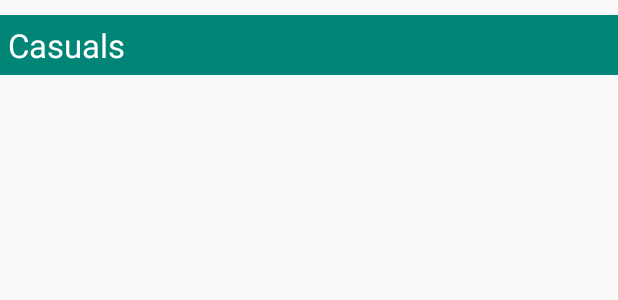
After one commit to Virajjage09/Heady_eCommerce_Test, an Android app: the layout row_layout_category_list.xml on its own in the app's theme, with its tools: preview values and no code run, on a phone screen of 412 x 824 dp. The commit adds this screen. Shown: the top 300 px of the screen. Run offline under Robolectric (Android 15) with nearby library versions, the phone set to English and light mode, and no system bars; network calls fail.

Commit message:
UI Creation

```diff
--- a/app/src/main/java/com/virajjage/ecommerceapp/models/CategoriesBean.kt
+++ b/app/src/main/java/com/virajjage/ecommerceapp/models/CategoriesBean.kt
@@ -3,5 +3,5 @@ package com.virajjage.ecommerceapp.models
 data class CategoriesBean(
     var id: Int? = null,
     var name: String? = null,
-    var products: ArrayList<ProductsBean> = ArrayList()
+    var products: List<ProductsBean> = ArrayList()
 )
--- a/app/src/main/java/com/virajjage/ecommerceapp/models/ProductsBean.kt
+++ b/app/src/main/java/com/virajjage/ecommerceapp/models/ProductsBean.kt
@@ -8,6 +8,6 @@ data class ProductsBean(
     var order_count : Long? = null,
     var view_count : Long? = null,
     var shares : Long? = null,
-    var variants : ArrayList<VariantsBean> =  ArrayList()
+    var variants : List<VariantsBean> =  ArrayList()
 
 )
--- a/app/src/main/java/com/virajjage/ecommerceapp/models/RankingBean.kt
+++ b/app/src/main/java/com/virajjage/ecommerceapp/models/RankingBean.kt
@@ -2,5 +2,5 @@ package com.virajjage.ecommerceapp.models
 
 data class RankingBean(
     var ranking: String? = null,
-    var products: ArrayList<ProductsBean> = ArrayList()
+    var products: List<ProductsBean> = ArrayList()
 )
--- a/app/src/main/java/com/virajjage/ecommerceapp/models/ResponseModel.kt
+++ b/app/src/main/java/com/virajjage/ecommerceapp/models/ResponseModel.kt
@@ -1,6 +1,6 @@
 package com.virajjage.ecommerceapp.models
 
 data class ResponseModel(
-    val categories : ArrayList<CategoriesBean> = ArrayList(),
-    val rankings : ArrayList<RankingBean> = ArrayList()
+    val categories : List<CategoriesBean> = ArrayList(),
+    val rankings : List<RankingBean> = ArrayList()
 )
--- /dev/null
+++ b/app/src/main/res/layout/row_layout_category_list.xml
@@ -0,0 +1,33 @@
+<?xml version="1.0" encoding="utf-8"?>
+<LinearLayout xmlns:android="http://schemas.android.com/apk/res/android"
+    android:layout_width="match_parent"
+    android:layout_height="wrap_content"
+    android:orientation="vertical">
+
+    <TextView
+        android:id="@+id/tvCategoryName"
+        android:layout_width="match_parent"
+        android:layout_height="wrap_content"
+        android:text="Casuals"
+        android:textSize="22dp"
+        android:padding="5dp"
+        android:layout_marginTop="10dp"
+        android:layout_marginBottom="10dp"
+        android:background="@color/colorPrimary"
+        android:textColor="@color/colorWhite"/>
+    <androidx.recyclerview.widget.RecyclerView
+        android:id="@+id/recCategoryList"
+        android:layout_width="match_parent"
+        android:layout_height="wrap_content"/>
+    <TextView
+        android:id="@+id/tvNotAvailable"
+        android:layout_width="match_parent"
+        android:layout_height="wrap_content"
+        android:textColor="@color/colorBlack"
+        android:textSize="20dp"
+        android:visibility="gone"
+        android:gravity="center"
+        android:layout_margin="5dp"
+        android:text="@string/txt_product_not_available"
+        />
+</LinearLayout>
--- a/app/src/main/res/values/colors.xml
+++ b/app/src/main/res/values/colors.xml
@@ -3,4 +3,9 @@
     <color name="colorPrimary">#008577</color>
     <color name="colorPrimaryDark">#00574B</color>
     <color name="colorAccent">#D81B60</color>
+
+    <color name="colorBlack">#111111</color>
+    <color name="colorWhite">#FFFFFF</color>
+    <color name="colorGray">#999999</color>
+    <color name="colorLightGray">#e6e6e6</color>
 </resources>
--- a/app/src/main/res/values/strings.xml
+++ b/app/src/main/res/values/strings.xml
@@ -1,3 +1,5 @@
 <resources>
     <string name="app_name">Heady eCommerce Test</string>
+    <string name="rupee_sign">\u20B9</string>
+    <string name="txt_product_not_available">Products cominng soon..</string>
 </resources>
```
Also changed, not shown: app/src/main/java/com/virajjage/ecommerceapp/adapters/CategoryListAdapter.kt (added, +69 -0 lines), app/src/main/java/com/virajjage/ecommerceapp/adapters/ProductListAdapter.kt (added, +53 -0 lines), app/src/main/java/com/virajjage/ecommerceapp/ui/DashBoardActivity.kt (+14 -0 lines), app/src/main/java/com/virajjage/ecommerceapp/utils/ProjectUtils.kt (added, +25 -0 lines), app/src/main/res/layout/activity_dashboard.xml (+4 -8 lines), app/src/main/res/layout/row_child_layout_products.xml (added, +56 -0 lines).
